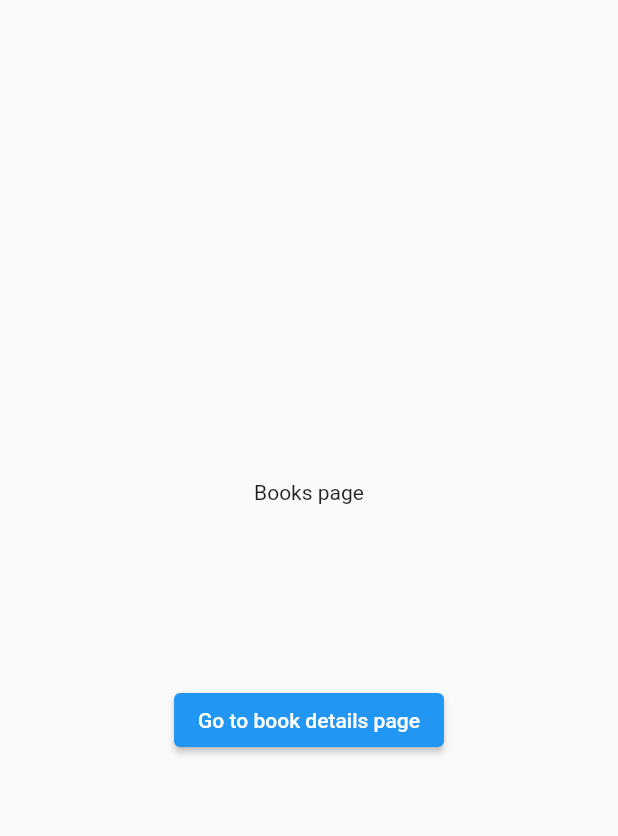
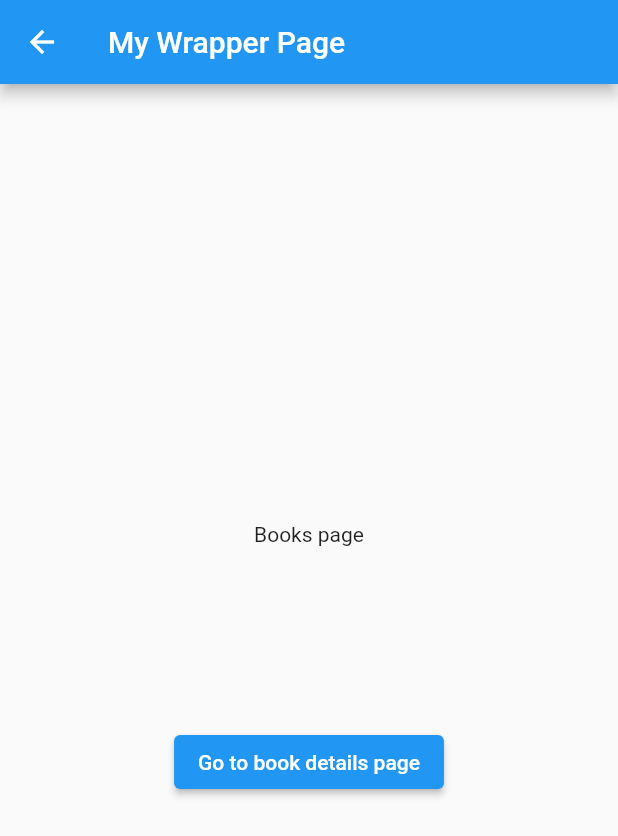
Before and after one commit to Donaboyev/flutter_auto_route_example, a Flutter app: the screen it shows after launch, after a tap on "Go to books page", on a phone screen of 412 x 824 dp. Shown: the top 836 px of the screen. Run offline on Flutter 3.47's test engine with Material 2 defaults, Android fonts, the phone set to English and light mode, and no system bars; our stand-ins replace auto_route, equatable, flutter_bloc, flutter_rating_bar.

Commit message:
wrapping routes is working fine

```diff
--- a/lib/pages/empty_router_page.dart
+++ /dev/null
@@ -1,16 +0,0 @@
-import 'package:flutter/material.dart';
-import 'package:auto_route/auto_route.dart';
-import '../route/app_router.gr.dart';
-
-class EmptyRouterPage extends StatelessWidget {
-  const EmptyRouterPage({Key? key}) : super(key: key);
-
-  @override
-  Widget build(BuildContext context) {
-    return const Scaffold(
-      body: Center(
-        child: Text('Empty router page'),
-      ),
-    );
-  }
-}
--- a/lib/pages/pages.dart
+++ b/lib/pages/pages.dart
@@ -3,3 +3,4 @@ export 'account_page.dart';
 export 'book_details_page.dart';
 export 'books_page.dart';
 export 'home_page.dart';
+export 'wrapper/books_wrapper_page.dart';
--- /dev/null
+++ b/lib/pages/wrapper/books_wrapper_page.dart
@@ -0,0 +1,22 @@
+import 'package:auto_route/auto_route.dart';
+import 'package:flutter/material.dart';
+import 'package:flutter_bloc/flutter_bloc.dart';
+
+import 'cubit/books_cubit.dart';
+
+class BooksWrapperPage extends StatelessWidget {
+  const BooksWrapperPage({Key? key}) : super(key: key);
+
+  @override
+  Widget build(BuildContext context) {
+    return Scaffold(
+      appBar: AppBar(
+        title: const Text('My Wrapper Page'),
+      ),
+      body: BlocProvider(
+        create: (_) => BooksCubit(),
+        child: const AutoRouter(),
+      ),
+    );
+  }
+}
--- /dev/null
+++ b/lib/pages/wrapper/cubit/books_cubit.dart
@@ -0,0 +1,7 @@
+import 'package:flutter_bloc/flutter_bloc.dart';
+
+import 'books_state.dart';
+
+class BooksCubit extends Cubit<BooksState> {
+  BooksCubit() : super(BooksState());
+}
--- /dev/null
+++ b/lib/pages/wrapper/cubit/books_state.dart
@@ -0,0 +1,6 @@
+import 'package:equatable/equatable.dart';
+
+class BooksState extends Equatable {
+  @override
+  List<Object?> get props => throw UnimplementedError();
+}
--- a/lib/route/app_router.dart
+++ b/lib/route/app_router.dart
@@ -11,7 +11,7 @@ import '../pages/pages.dart';
       transitionsBuilder: TransitionsBuilders.slideLeftWithFade,
     ),
     CustomRoute(
-      page: EmptyRouterPage,
+      page: BooksWrapperPage,
       name: 'BooksRouter',
       path: '/books',
       transitionsBuilder: TransitionsBuilders.slideLeftWithFade,
--- a/pubspec.yaml
+++ b/pubspec.yaml
@@ -14,6 +14,8 @@ dependencies:
   auto_route: ^3.2.2
   cupertino_icons: ^1.0.2
   flutter_rating_bar: ^4.0.0
+  flutter_bloc: ^8.0.1
+  equatable: ^2.0.3
 
 dev_dependencies:
   flutter_test:
```
Also changed, not shown: lib/route/app_router.gr.dart, pubspec.lock.
